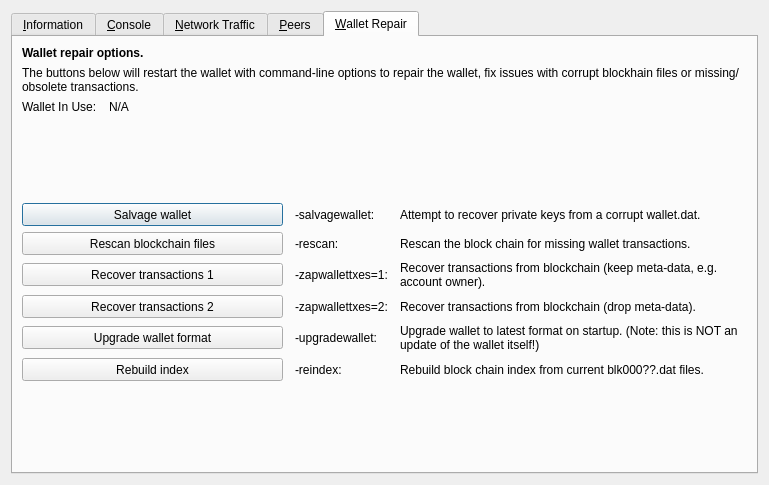
Before: the Qt Designer form src/qt/forms/rpcconsole.ui in wmcorless/kema, drawn with Qt 5.
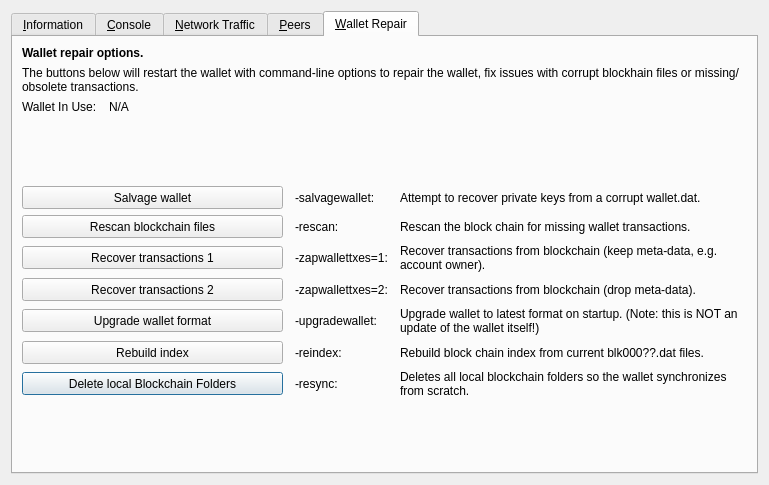
After: the same form once the commit is applied. The open tabs and pages were chosen to show the change. Icons and pictures are not drawn. Custom widgets are drawn as their Qt base class.

```diff
--- a/src/qt/forms/rpcconsole.ui
+++ b/src/qt/forms/rpcconsole.ui
@@ -1072,6 +1072,19 @@
        <property name="horizontalSpacing">
         <number>12</number>
        </property>
+       <item row="10" column="0" colspan="2">
+        <widget class="QPushButton" name="btn_resync">
+         <property name="minimumSize">
+          <size>
+           <width>100</width>
+           <height>23</height>
+          </size>
+         </property>
+         <property name="text">
+          <string>Delete local Blockchain Folders</string>
+         </property>
+        </widget>
+       </item>
        <item row="0" column="0" colspan="4">
         <widget class="QLabel" name="label_repair_header">
          <property name="font">
@@ -1168,7 +1181,7 @@
         </widget>
        </item>
        <item row="5" column="0" colspan="2">
-        <widget class="QPushButton" name="btn_resync">
+        <widget class="QPushButton" name="btn_rescan">
          <property name="minimumSize">
           <size>
            <width>100</width>
@@ -1317,7 +1330,7 @@
          </property>
         </widget>
        </item>
-       <item row="10" column="0">
+       <item row="11" column="0">
         <spacer name="verticalSpacer_repair2">
          <property name="orientation">
           <enum>Qt::Vertical</enum>
@@ -1330,6 +1343,23 @@
          </property>
         </spacer>
        </item>
+       <item row="10" column="2">
+        <widget class="QLabel" name="label_repair_resync_command">
+         <property name="text">
+          <string>-resync:</string>
+         </property>
+        </widget>
+       </item>
+       <item row="10" column="3">
+        <widget class="QLabel" name="label_repair_resync">
+         <property name="text">
+          <string>Deletes all local blockchain folders so the wallet synchronizes from scratch.</string>
+         </property>
+         <property name="wordWrap">
+          <bool>true</bool>
+         </property>
+        </widget>
+       </item>
       </layout>
      </widget>
     </widget>
```
